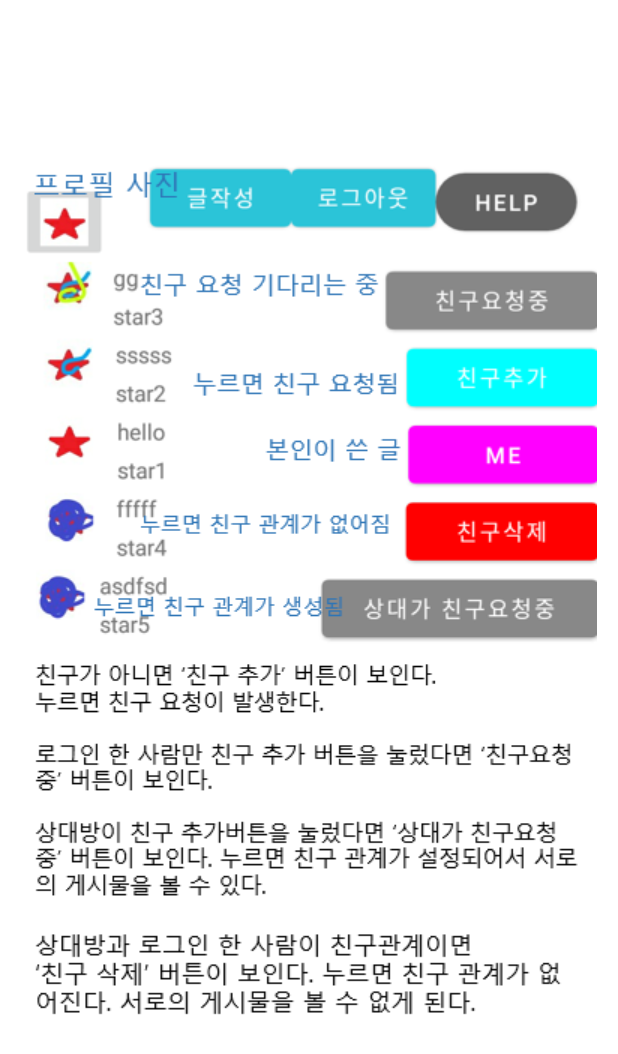
After one commit to hyunjunkimAbc/android_N_project, an Android app: the PostingsHelpActivity screen opened directly, with no data from a screen before it, on a phone screen of 412 x 824 dp. The commit adds this screen. Shown: the top 1054 px of the screen. Run offline under Robolectric (Android 15) with nearby library versions, the phone set to English and light mode, and no system bars.

Commit message:
postinglist ui update and helpActivity

```diff
--- a/app/src/main/AndroidManifest.xml
+++ b/app/src/main/AndroidManifest.xml
@@ -15,6 +15,11 @@
             android:label="@string/title_activity_postings"
             android:theme="@style/Theme.SnsProject.NoActionBar" />
         <activity
+            android:name=".PostingsHelpActivity"
+            android:exported="false"
+            android:label="HELP"
+            android:theme="@style/Theme.SnsProject.NoActionBar" />
+        <activity
             android:name=".MainActivity"
             android:exported="true">
             <intent-filter>
--- /dev/null
+++ b/app/src/main/java/com/example/snsproject/PostingsHelpActivity.kt
@@ -0,0 +1,18 @@
+package com.example.snsproject
+
+import android.os.Bundle
+import android.os.PersistableBundle
+import androidx.appcompat.app.AppCompatActivity
+import com.example.snsproject.databinding.ActivityPostingsHelpBinding
+
+
+class PostingsHelpActivity : AppCompatActivity() {
+    private val binding by lazy {
+        ActivityPostingsHelpBinding.inflate(layoutInflater)
+    }
+
+    override fun onCreate(savedInstanceState: Bundle?) {
+        super.onCreate(savedInstanceState)
+        setContentView(binding.root)
+    }
+}
--- /dev/null
+++ b/app/src/main/res/layout/activity_postings_help.xml
@@ -0,0 +1,16 @@
+<?xml version="1.0" encoding="utf-8"?>
+<androidx.constraintlayout.widget.ConstraintLayout xmlns:android="http://schemas.android.com/apk/res/android"
+    xmlns:app="http://schemas.android.com/apk/res-auto"
+    android:layout_width="match_parent"
+    android:layout_height="match_parent">
+
+    <ImageView
+        android:id="@+id/imageView2"
+        android:layout_width="wrap_content"
+        android:layout_height="wrap_content"
+        app:layout_constraintBottom_toBottomOf="parent"
+        app:layout_constraintEnd_toEndOf="parent"
+        app:layout_constraintStart_toStartOf="parent"
+        app:layout_constraintTop_toTopOf="parent"
+        app:srcCompat="@drawable/help_postings_activity" />
+</androidx.constraintlayout.widget.ConstraintLayout>
```
Also changed, not shown: app/src/main/java/com/example/snsproject/PostingsActivity.kt (+34 -0 lines), app/src/main/res/layout/activity_postings.xml (+58 -1 lines), app/src/main/res/drawable/help_postings_activity.png (added).
